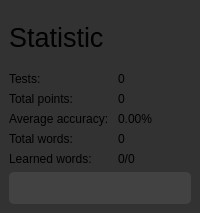
Above: window/interface/statistic_interface.ui from apps-open/BiLinguo before the change. Below: the same form after it.
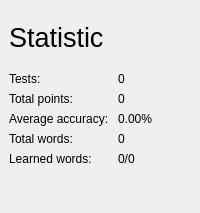
That is the form after the change. Icons and pictures are not drawn.

```diff
--- a/window/interface/statistic_interface.ui
+++ b/window/interface/statistic_interface.ui
@@ -14,7 +14,7 @@
    <string>Statistic</string>
   </property>
   <property name="styleSheet">
-   <string notr="true">background:  #323232;</string>
+   <string notr="true"></string>
   </property>
   <widget class="QWidget" name="centralwidget">
    <layout class="QVBoxLayout" name="verticalLayout_3">
@@ -116,7 +116,7 @@
      <widget class="QPushButton" name="export_button">
       <property name="styleSheet">
        <string notr="true">*{image: url(:/share_icon/icons8-upload-24.png);
-background: #424242;
+
 border-radius: 5px;
 border: 0px solid;
 height: 32px;}
```
Left out of the diff: 2 changed lines with no effect on the pictures.
